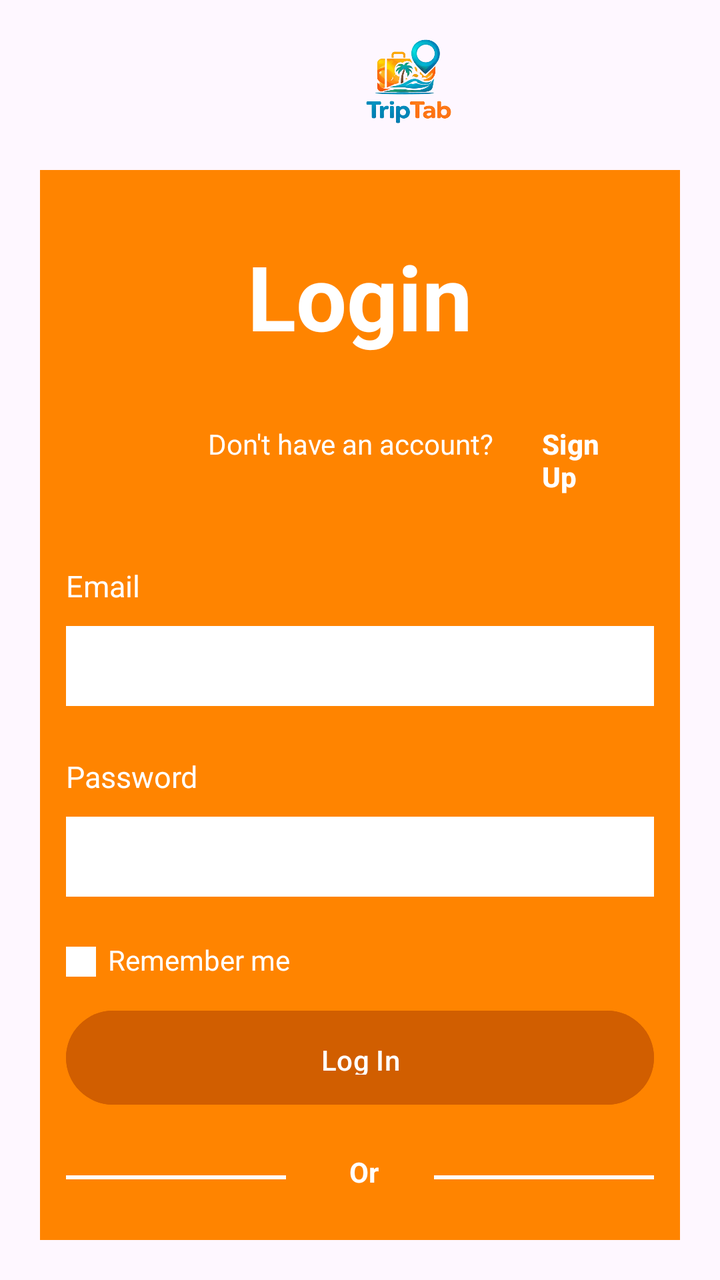
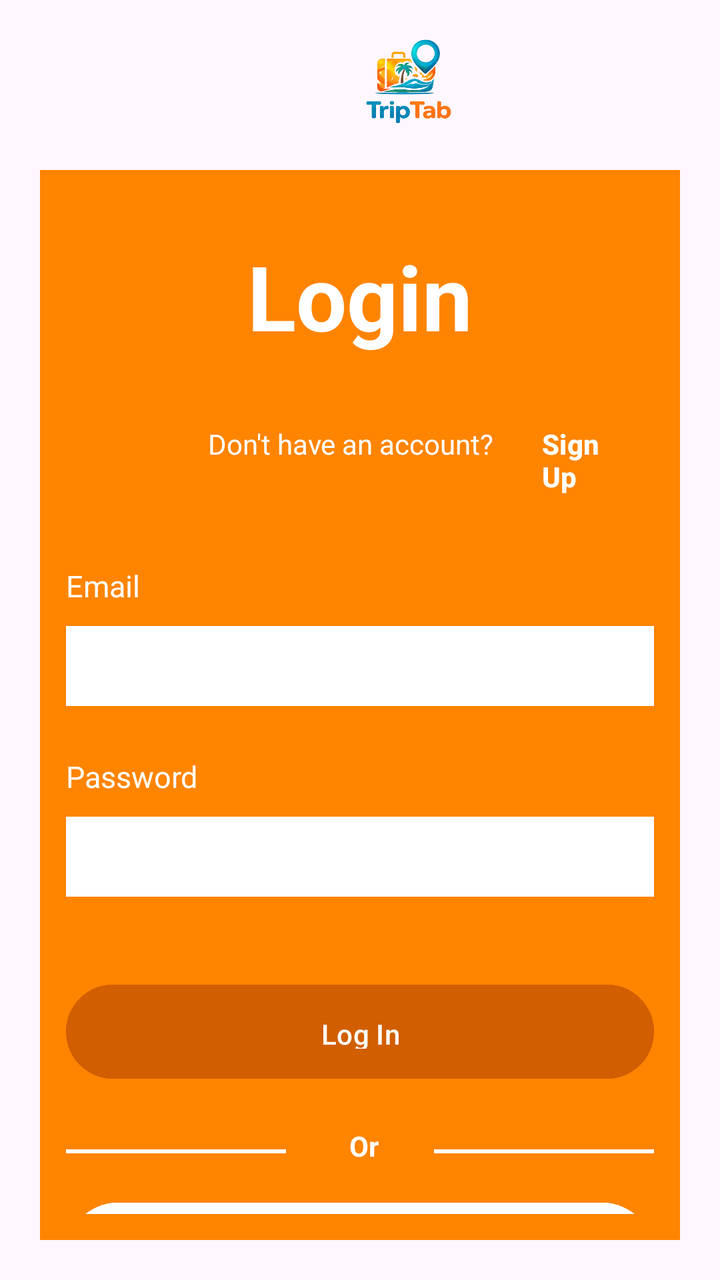

Before-and-after screenshots of an Android layout around one commit, followed by the original layout XML and the change that was made.
<!-- AndroidManifest.xml: application theme Theme.TripTab -->
<!-- res/layout/activity_login.xml -->
<?xml version="1.0" encoding="utf-8"?>
<LinearLayout xmlns:android="http://schemas.android.com/apk/res/android"
    xmlns:tools="http://schemas.android.com/tools"
    android:orientation="vertical"
    android:layout_width="match_parent"
    android:layout_height="match_parent">

    <ImageView
        android:contentDescription="app logo"
        android:layout_width="60dp"
        android:layout_height="50dp"
        android:layout_marginStart="175dp"
        android:layout_marginTop="15dp"
        android:src="@drawable/logo">
    </ImageView>


    <LinearLayout
        android:layout_width="match_parent"
        android:layout_height="0dp"
        android:layout_margin="20dp"
        android:padding="13dp"
        android:layout_weight="1"
        android:background="#FF8400"
        android:orientation="vertical">

        <TextView
            android:layout_width="wrap_content"
            android:layout_height="wrap_content"
            android:layout_gravity="center"
            android:layout_marginTop="20dp"
            android:text="@string/login"
            android:textSize="45sp"
            android:textStyle="bold"
            android:textColor="@color/white">
        </TextView>

        <TextView
            android:id="@+id/tvWelcome"
            android:layout_width="wrap_content"
            android:layout_height="wrap_content"
            android:layout_gravity="center_horizontal"
            android:textStyle="bold"
            android:textSize="18sp"/>

        <LinearLayout
            android:layout_width="match_parent"
            android:layout_height="wrap_content"
            android:orientation="horizontal"
            android:paddingStart="65dp">

            <TextView
                android:layout_width="wrap_content"
                android:layout_height="wrap_content"
                android:text="@string/don_t_have_an_account"
                android:layout_marginStart="6dp"
                android:textColor="@color/white">
            </TextView>

            <Button
                android:id="@+id/btnSignUp"
                android:layout_width="wrap_content"
                android:layout_height="wrap_content"
                android:text="@string/sign_up"
                android:textColor="@color/white"
                android:textStyle="bold"
                android:textAlignment="textStart"
                android:background="@android:color/transparent">
            </Button>

        </LinearLayout>

        <TextView
            android:layout_width="wrap_content"
            android:layout_height="wrap_content"
            android:layout_gravity="start"
            android:layout_marginTop="25dp"
            android:text="@string/email"
            android:textSize="15sp"
            android:textColor="@color/white">
        </TextView>

        <EditText
            android:id="@+id/loginEmail"
            android:layout_width="match_parent"
            android:layout_height="40sp"
            android:layout_marginTop="10dp"
            android:background="@color/white"
            android:inputType="textEmailAddress"
            android:maxLength="50">

        </EditText>

        <TextView
            android:layout_width="wrap_content"
            android:layout_height="wrap_content"
            android:layout_gravity="start"
            android:layout_marginTop="25dp"
            android:text="Password"
            android:textSize="15sp"
            android:textColor="@color/white">
        </TextView>

        <EditText
            android:id="@+id/loginPassword"
            android:layout_width="match_parent"
            android:layout_height="40sp"
            android:layout_marginTop="10dp"
            android:background="@color/white"
            android:inputType="textPassword"
            android:maxLength="20">

        </EditText>

        <LinearLayout
            android:layout_width="match_parent"
            android:layout_height="wrap_content"
            android:orientation="horizontal"
            android:layout_marginTop="10dp"
            android:paddingVertical="12dp"
            >


            <View
                android:layout_width="15sp"
                android:layout_height="15sp"
                android:layout_marginTop="3dp"
                android:background="@color/white">

            </View>

            <TextView
                android:layout_width="wrap_content"
                android:layout_height="wrap_content"
                android:text="Remember me"
                android:layout_marginStart="6dp"
                android:textColor="@color/white">
            </TextView>



        </LinearLayout>


        <Button
            android:id="@+id/btnLogin"
            android:layout_width="match_parent"
            android:layout_height="55dp"
            android:backgroundTint="#D15E00"
            android:padding="15dp"
            android:text="Log In"
            android:textAlignment="center"
            android:textColor="@color/white">
        </Button>

        <LinearLayout
            android:layout_width="match_parent"
            android:layout_height="wrap_content"
            android:orientation="horizontal"
            android:layout_marginTop="20dp"
            >

            <View
                android:layout_width="110dp"
                android:layout_height="2sp"
                android:layout_marginTop="3dp"
                android:layout_gravity="center"
                android:background="@color/white"
                tools:ignore="SmallSp">

            </View>

            <TextView
                android:layout_width="wrap_content"
                android:layout_height="wrap_content"
                android:layout_marginStart="4dp"
                android:layout_weight="1"
                android:text="Or"
                android:textAlignment="center"
                android:textColor="@color/white"
                android:textStyle="bold">
            </TextView>

            <View
                android:layout_width="110dp"
                android:layout_height="2sp"
                android:layout_marginTop="3dp"
                android:layout_gravity="center"
                android:background="@color/white"
                tools:ignore="SmallSp">

            </View>

        </LinearLayout>

        <Button
            android:id="@+id/btnGoogle"
            android:layout_width="match_parent"
            android:layout_height="60dp"
            android:backgroundTint="@android:color/white"
            android:layout_marginTop="15dp"
            android:padding="15dp"
            android:text="Continue with Google"
            android:textAlignment="center"
            android:textColor="@color/black">
        </Button>

        <Button
            android:id="@+id/btnFacebook"
            android:layout_width="match_parent"
            android:layout_height="60dp"
            android:backgroundTint="@android:color/white"
            android:layout_marginTop="15dp"
            android:padding="15dp"
            android:text="Continue with Facebook"
            android:textAlignment="center"
            android:textColor="@color/black">
        </Button>

    </LinearLayout>


</LinearLayout>
<!-- resources referenced by this layout -->
<resources>
  <color name="black">#FF000000</color>
  <color name="white">#FFFFFFFF</color>
  <!-- drawable logo: png bitmap (drawable, 148782 bytes) -->
  <string name="don_t_have_an_account">Don\'t have an account?</string>
  <string name="email">Email</string>
  <string name="login">Login</string>
  <string name="sign_up">Sign Up</string>
  <style name="Theme.TripTab" parent="Base.Theme.TripTab" />
  <style name="Base.Theme.TripTab" parent="Theme.Material3.DayNight.NoActionBar">
          
          
      </style>
</resources>

<!-- the commit's change to res/layout/activity_login.xml (unified diff, before → after) -->
@@ -11,9 +11,7 @@
         android:layout_height="50dp"
         android:layout_marginStart="175dp"
         android:layout_marginTop="15dp"
-        android:src="@drawable/logo">
-    </ImageView>
-
+        android:src="@drawable/logo" />
 
     <LinearLayout
         android:layout_width="match_parent"
@@ -32,8 +30,7 @@
             android:text="@string/login"
             android:textSize="45sp"
             android:textStyle="bold"
-            android:textColor="@color/white">
-        </TextView>
+            android:textColor="@color/white" />
 
         <TextView
             android:id="@+id/tvWelcome"
@@ -54,8 +51,7 @@
                 android:layout_height="wrap_content"
                 android:text="@string/don_t_have_an_account"
                 android:layout_marginStart="6dp"
-                android:textColor="@color/white">
-            </TextView>
+                android:textColor="@color/white" />
 
             <Button
                 android:id="@+id/btnSignUp"
@@ -65,8 +61,7 @@
                 android:textColor="@color/white"
                 android:textStyle="bold"
                 android:textAlignment="textStart"
-                android:background="@android:color/transparent">
-            </Button>
+                android:background="@android:color/transparent" />
 
         </LinearLayout>
 
@@ -77,8 +72,7 @@
             android:layout_marginTop="25dp"
             android:text="@string/email"
             android:textSize="15sp"
-            android:textColor="@color/white">
-        </TextView>
+            android:textColor="@color/white" />
 
         <EditText
             android:id="@+id/loginEmail"
@@ -87,9 +81,8 @@
             android:layout_marginTop="10dp"
             android:background="@color/white"
             android:inputType="textEmailAddress"
-            android:maxLength="50">
-
-        </EditText>
+            android:maxLength="50"
+            android:padding="5dp"/>
 
         <TextView
             android:layout_width="wrap_content"
@@ -98,8 +91,7 @@
             android:layout_marginTop="25dp"
             android:text="Password"
             android:textSize="15sp"
-            android:textColor="@color/white">
-        </TextView>
+            android:textColor="@color/white" />
 
         <EditText
             android:id="@+id/loginPassword"
@@ -108,38 +100,9 @@
             android:layout_marginTop="10dp"
             android:background="@color/white"
             android:inputType="textPassword"
-            android:maxLength="20">
-
-        </EditText>
-
-        <LinearLayout
-            android:layout_width="match_parent"
-            android:layout_height="wrap_content"
-            android:orientation="horizontal"
-            android:layout_marginTop="10dp"
-            android:paddingVertical="12dp"
-            >
-
-
-            <View
-                android:layout_width="15sp"
-                android:layout_height="15sp"
-                android:layout_marginTop="3dp"
-                android:background="@color/white">
-
-            </View>
-
-            <TextView
-                android:layout_width="wrap_content"
-                android:layout_height="wrap_content"
-                android:text="Remember me"
-                android:layout_marginStart="6dp"
-                android:textColor="@color/white">
-            </TextView>
-
-
-
-        </LinearLayout>
+            android:maxLength="20"
+            android:padding="5dp"
+            android:layout_marginBottom="40dp"/>
 
 
         <Button
@@ -150,15 +113,13 @@
             android:padding="15dp"
             android:text="Log In"
             android:textAlignment="center"
-            android:textColor="@color/white">
-        </Button>
+            android:textColor="@color/white" />
 
         <LinearLayout
             android:layout_width="match_parent"
             android:layout_height="wrap_content"
             android:orientation="horizontal"
-            android:layout_marginTop="20dp"
-            >
+            android:layout_marginTop="20dp">
 
             <View
                 android:layout_width="110dp"
@@ -166,9 +127,7 @@
                 android:layout_marginTop="3dp"
                 android:layout_gravity="center"
                 android:background="@color/white"
-                tools:ignore="SmallSp">
-
-            </View>
+                tools:ignore="SmallSp" />
 
             <TextView
                 android:layout_width="wrap_content"
@@ -178,8 +137,7 @@
                 android:text="Or"
                 android:textAlignment="center"
                 android:textColor="@color/white"
-                android:textStyle="bold">
-            </TextView>
+                android:textStyle="bold" />
 
             <View
                 android:layout_width="110dp"
@@ -187,9 +145,7 @@
                 android:layout_marginTop="3dp"
                 android:layout_gravity="center"
                 android:background="@color/white"
-                tools:ignore="SmallSp">
-
-            </View>
+                tools:ignore="SmallSp" />
 
         </LinearLayout>
 
@@ -202,8 +158,7 @@
             android:padding="15dp"
             android:text="Continue with Google"
             android:textAlignment="center"
-            android:textColor="@color/black">
-        </Button>
+            android:textColor="@color/black" />
 
         <Button
             android:id="@+id/btnFacebook"
@@ -214,8 +169,7 @@
             android:padding="15dp"
             android:text="Continue with Facebook"
             android:textAlignment="center"
-            android:textColor="@color/black">
-        </Button>
+            android:textColor="@color/black" />
 
     </LinearLayout>
 
